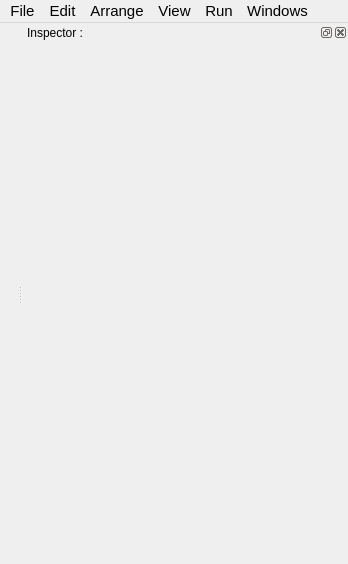
Qt form tools/ve2/UI/MainWindow.ui (TrickPlay/Trickplay) before a commit.
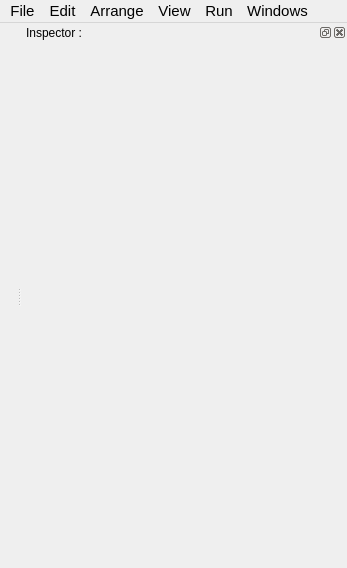
The same form after that commit.

What changed in the file:
```diff
--- a/tools/ve2/UI/MainWindow.ui
+++ b/tools/ve2/UI/MainWindow.ui
@@ -9,8 +9,8 @@
    <rect>
     <x>0</x>
     <y>0</y>
-    <width>348</width>
-    <height>564</height>
+    <width>347</width>
+    <height>568</height>
    </rect>
   </property>
   <property name="sizePolicy">
@@ -43,7 +43,7 @@
     <rect>
      <x>0</x>
      <y>0</y>
-     <width>348</width>
+     <width>347</width>
      <height>27</height>
     </rect>
    </property>
```
Left out of the diff: 6 changed lines with no effect on the pictures.
